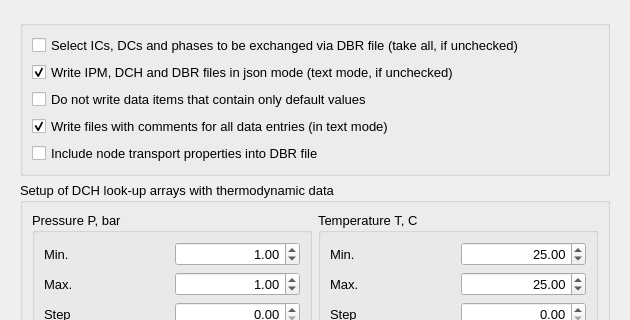
This is GUI/Dialogs4/LookupDialog4.ui in gemshub/GEMSGUI as Qt 5 draws it before an edit; both pictures show x 0 to 630 and y 0 to 320 of the 630 by 580 pixel window. The edited form follows.
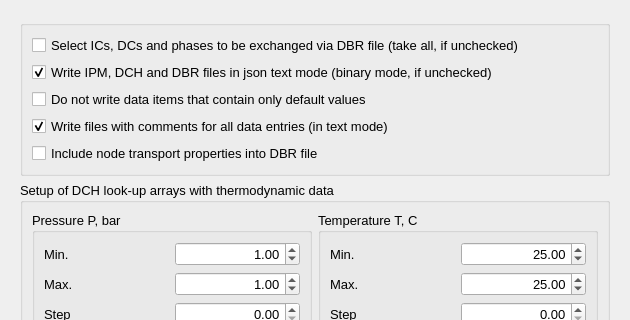
This is the edited form.

Commit message: Added new binary format

```diff
--- a/GUI/Dialogs4/LookupDialog4.ui
+++ b/GUI/Dialogs4/LookupDialog4.ui
@@ -48,7 +48,7 @@
           <item>
            <widget class="QCheckBox" name="chMode">
             <property name="text">
-             <string>Write IPM, DCH and DBR files in json mode (text mode, if unchecked)</string>
+             <string>Write IPM, DCH and DBR files in json text mode (binary mode, if unchecked)</string>
             </property>
             <property name="checked">
              <bool>true</bool>
```
The commit also changes 9 other files.
